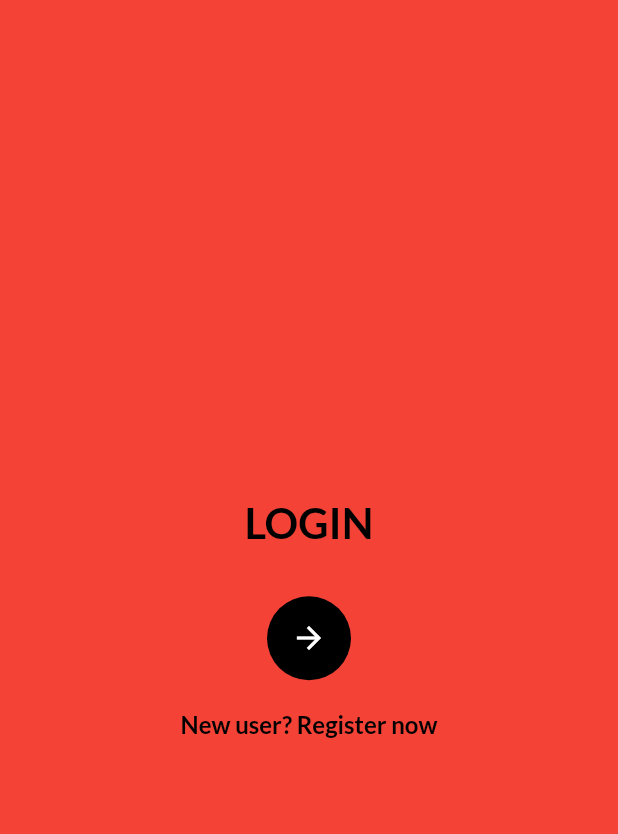
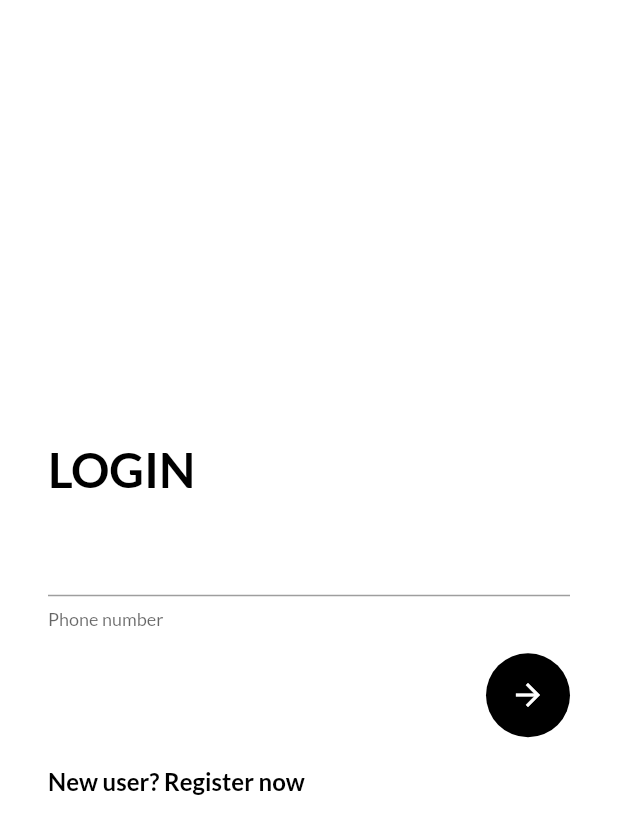
Before and after one commit to iamabhishek229313/finshare, a Flutter app: the screen it shows after launch, on a phone screen of 412 x 824 dp. Shown: the top 834 px of the screen. Run offline on Flutter 3.47's test engine with Material 2 defaults, Android fonts, the light colour scheme and no system bars; our stand-ins replace firebase_auth, firebase_core, flutter_bloc, flutter_phoenix, google_fonts; accounts and stored records are empty.

Commit message:
bugs fixed

```diff
--- a/lib/screens/auth/login_screen.dart
+++ b/lib/screens/auth/login_screen.dart
@@ -47,65 +47,44 @@ class Login extends StatelessWidget {
     final double screenHeight = MediaQuery.of(context).size.height;
     final double screenWidth = MediaQuery.of(context).size.width;
     return Scaffold(
-        body: Container(
+        backgroundColor: Colors.white,
+        body: SingleChildScrollView(
+          child: Container(
             width: screenWidth,
             height: screenHeight,
-      color: Colors.red,
             padding: EdgeInsets.symmetric(horizontal: 32),
             child: Column(
-        crossAxisAlignment: CrossAxisAlignment.center,
+              crossAxisAlignment: CrossAxisAlignment.start,
               mainAxisAlignment: MainAxisAlignment.center,
               children: <Widget>[
                 Text(
                   "LOGIN",
-            style: TextStyle(fontSize: 28.0, fontWeight: FontWeight.bold, color: Colors.black),
+                  style: TextStyle(fontSize: 32.0, fontWeight: FontWeight.bold, color: Colors.black),
                 ),
                 SizedBox(
                   height: 16,
                 ),
-          // SizedBox(
-          //   height: 50.0,
-          //   width: 400,
-          //   child: Row(
-          //     children: [
-          //       TextField(
-          //         controller: _phoneController,
-          //         keyboardType: TextInputType.number,
-          //         cursorColor: Theme.of(context).primaryColor,
-          //         decoration: InputDecoration(helperText: 'Phone number'),
-          //       ),
-          //     ],
-          //   ),
-          // ),
-          // Row(
-          //   children: <Widget>[
-          //     // Center(
-          //     //   child: Text(
-          //     //     "+91",
-          //     //     style: TextStyle(fontSize: 22.0),
-          //     //   ),
-          //     // ),
-          //     // SizedBox(
-          //     // width: 8.0,
-          //     // ),
-          //     TextField(
-          //       controller: _phoneController,
-          //       keyboardType: TextInputType.number,
-          //       cursorColor: Theme.of(context).primaryColor,
-          //       decoration: InputDecoration(helperText: 'Phone number'),
-          //     ),
-          //   ],
-          // ),
+                TextField(
+                  controller: _phoneController,
+                  keyboardType: TextInputType.number,
+                  cursorColor: Colors.black,
+                  scrollPadding: EdgeInsets.zero,
+                  style: TextStyle(fontSize: 22.0, fontWeight: FontWeight.w600),
+                  decoration: InputDecoration(helperText: 'Phone number', prefixText: "+91"),
+                ),
                 SizedBox(
                   height: 16,
                 ),
-          FloatingActionButton(
+                Align(
+                  alignment: Alignment.centerRight,
+                  child: FloatingActionButton(
                     elevation: 0.0,
                     onPressed: () {
                       final phone = _phoneController.text.trim();
                       loginUser(phone, context);
                     },
                     child: Icon(Icons.arrow_forward),
+                  ),
                 ),
                 SizedBox(height: 20.0),
                 GestureDetector(
@@ -115,8 +94,9 @@ class Login extends StatelessWidget {
                     child: Text(
                       "New user? Register now",
                       style: TextStyle(fontWeight: FontWeight.bold, fontSize: 16.0, color: Colors.black),
-              ))
+                    )),
               ],
+            ),
           ),
         ));
   }
```
Lines whose indentation alone changed are shown as unchanged.
